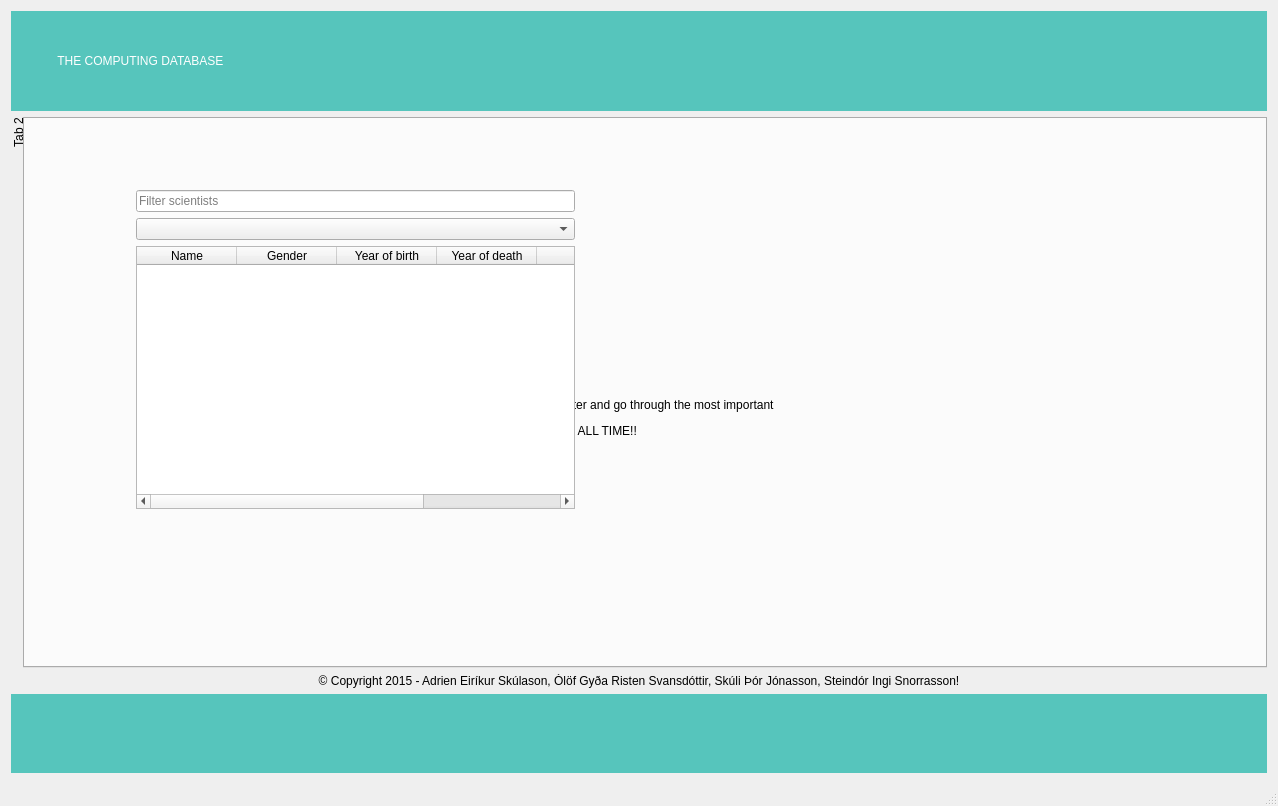
Before: the Qt Designer form mainwindow.ui in olofristen/VLN1_Skil3, drawn with Qt 5.
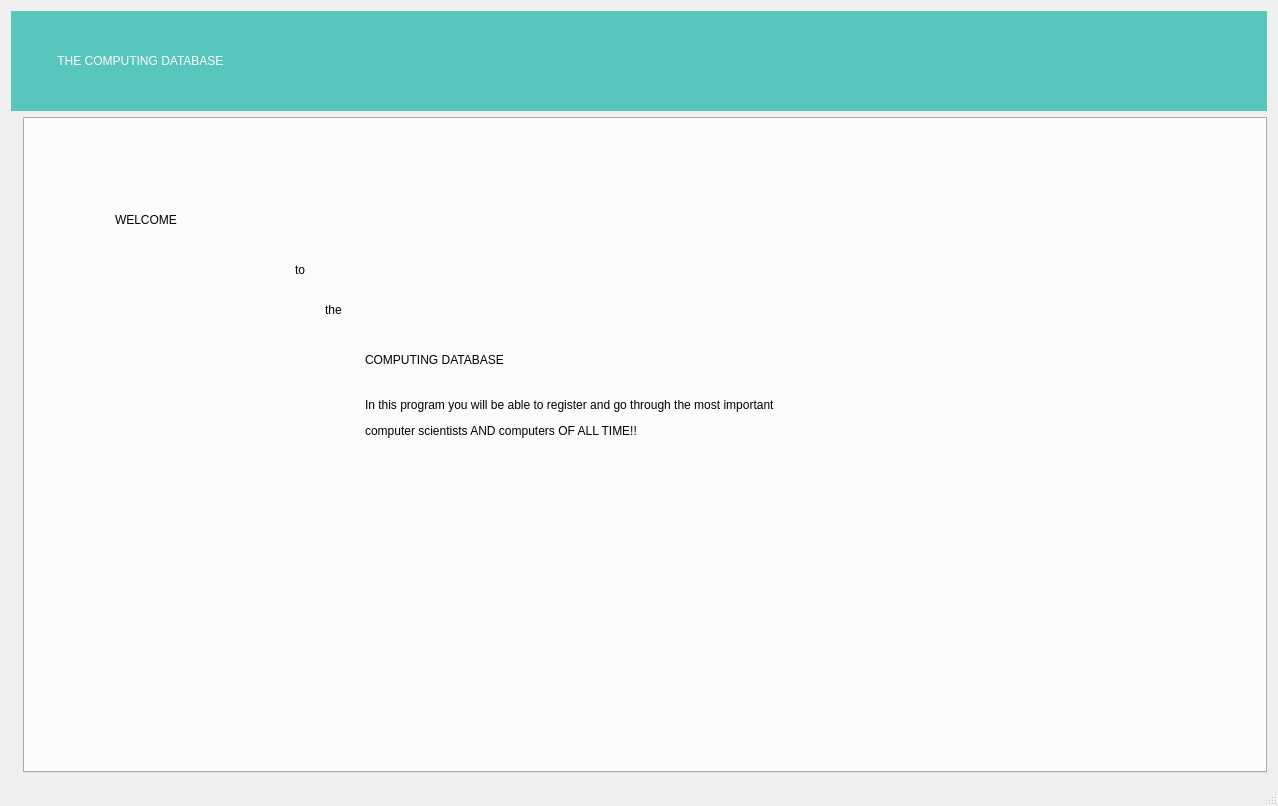
After: the same form once the commit is applied. The open tabs and pages were chosen to show the change. Icons and pictures are not drawn.

Commit message: alls konar vesen... fokk!

Diff of the .ui file:
```diff
--- a/mainwindow.ui
+++ b/mainwindow.ui
@@ -154,115 +154,11 @@
        <widget class="QLabel" name="label_4">
         <property name="geometry">
          <rect>
-          <x>100</x>
-          <y>60</y>
-          <width>461</width>
-          <height>361</height>
-         </rect>
-        </property>
-        <layout class="QVBoxLayout" name="verticalLayout">
-         <item>
-          <widget class="QLineEdit" name="lineEditScientists">
-           <property name="placeholderText">
-            <string>Filter scientists</string>
-           </property>
-          </widget>
-         </item>
-         <item>
-          <widget class="QComboBox" name="dropDownScientists"/>
-         </item>
-         <item>
-          <widget class="QTableWidget" name="tableScientists">
-           <property name="autoFillBackground">
-            <bool>true</bool>
-           </property>
-           <property name="editTriggers">
-            <set>QAbstractItemView::NoEditTriggers</set>
-           </property>
-           <property name="alternatingRowColors">
-            <bool>true</bool>
-           </property>
-           <property name="showGrid">
-            <bool>false</bool>
-           </property>
-           <property name="sortingEnabled">
-            <bool>true</bool>
-           </property>
-           <attribute name="horizontalHeaderStretchLastSection">
-            <bool>true</bool>
-           </attribute>
-           <column>
-            <property name="text">
-             <string>Name</string>
-            </property>
-           </column>
-           <column>
-            <property name="text">
-             <string>Gender</string>
-            </property>
-           </column>
-           <column>
-            <property name="text">
-             <string>Year of birth</string>
-            </property>
-           </column>
-           <column>
-            <property name="text">
-             <string>Year of death</string>
-            </property>
-           </column>
-           <column>
-            <property name="text">
-             <string>Bio</string>
-            </property>
-           </column>
-           <column>
-            <property name="text">
-             <string>ID</string>
-            </property>
-           </column>
-          </widget>
-         </item>
-         <item>
-          <widget class="QLabel" name="counterSciDB">
-           <property name="text">
-            <string/>
-           </property>
-          </widget>
-         </item>
-        </layout>
-       </widget>
-       <widget class="QLabel" name="DC">
-        <property name="geometry">
-         <rect>
-          <x>140</x>
-          <y>450</y>
-          <width>47</width>
-          <height>13</height>
-         </rect>
-        </property>
-        <property name="text">
-         <string/>
-        </property>
-       </widget>
-      </widget>
-      <widget class="QWidget" name="tab_2">
-       <attribute name="title">
-        <string>Tab 2</string>
-       </attribute>
-       <widget class="QTextBrowser" name="textBrowserInfo">
-        <property name="geometry">
-         <rect>
-          <x>650</x>
-          <y>60</y>
-          <width>421</width>
-          <height>321</height>
-
           <x>340</x>
           <y>210</y>
           <width>501</width>
           <height>61</height>
-        </rect>
+         </rect>
         </property>
         <property name="styleSheet">
          <string notr="true">font: 36pt &quot;Agency FB&quot;;</string>
@@ -1430,7 +1326,7 @@
                  <bool>false</bool>
                 </attribute>
                 <attribute name="horizontalHeaderDefaultSectionSize">
-                 <number>135</number>
+                 <number>200</number>
                 </attribute>
                 <attribute name="horizontalHeaderMinimumSectionSize">
                  <number>70</number>
@@ -1874,47 +1770,6 @@
       </widget>
      </widget>
     </item>
-    <item>
-     <widget class="QLabel" name="label_16">
-      <property name="layoutDirection">
-       <enum>Qt::LeftToRight</enum>
-      </property>
-      <property name="styleSheet">
-       <string notr="true">font: 10pt &quot;Agency FB&quot;;</string>
-      </property>
-      <property name="text">
-       <string>© Copyright 2015 - Adrien Eiríkur Skúlason, Ólöf Gyða Risten Svansdóttir, Skúli Þór Jónasson, Steindór Ingi Snorrasson!</string>
-      </property>
-      <property name="alignment">
-       <set>Qt::AlignCenter</set>
-      </property>
-     </widget>
-    </item>
-    <item>
-     <widget class="QLabel" name="label_15">
-      <property name="minimumSize">
-       <size>
-        <width>0</width>
-        <height>79</height>
-       </size>
-      </property>
-      <property name="maximumSize">
-       <size>
-        <width>16777215</width>
-        <height>79</height>
-       </size>
-      </property>
-      <property name="styleSheet">
-       <string notr="true">background-color: rgb(86, 197, 188);
-background-image: url(:/Buttons/octo.png);
-color: rgb(255, 255, 255);
-font: 18pt &quot;Agency FB&quot;;</string>
-      </property>
-      <property name="text">
-       <string/>
-      </property>
-     </widget>
-    </item>
    </layout>
   </widget>
   <widget class="QMenuBar" name="menuBar">
```
Left out of the diff: 34 changed lines with no effect on the pictures. The commit also changes 1 other file.
